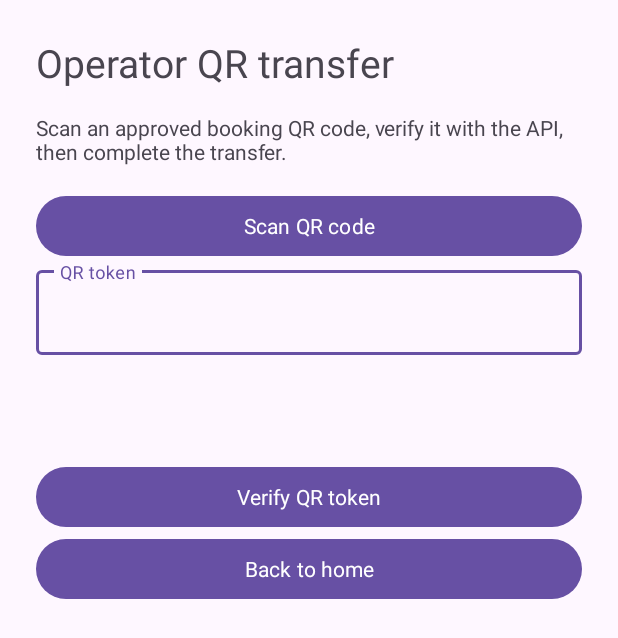
After one commit to SanujiSilva/Smart-Solar-Microgrid-Trading-System, an Android app: the layout activity_operator_qr.xml on its own in the app's theme, with its tools: preview values and no code run, on a phone screen of 412 x 824 dp. The commit adds this screen. Shown: the top 638 px of the screen. Run offline under Robolectric (Android 15) with nearby library versions, the light colour scheme and no system bars.

Commit message:
developed QR generation , scanning and operator workflow

```diff
--- a/android/app/build.gradle.kts
+++ b/android/app/build.gradle.kts
@@ -55,4 +55,6 @@ dependencies {
     implementation("com.squareup.okhttp3:logging-interceptor:4.12.0")
     implementation("com.google.android.gms:play-services-maps:19.0.0")
     implementation("com.google.android.gms:play-services-location:21.3.0")
+    implementation("com.google.zxing:core:3.5.3")
+    implementation("com.journeyapps:zxing-android-embedded:4.3.0")
 }
--- a/android/app/src/main/AndroidManifest.xml
+++ b/android/app/src/main/AndroidManifest.xml
@@ -3,6 +3,9 @@
     <uses-permission android:name="android.permission.INTERNET" />
     <uses-permission android:name="android.permission.ACCESS_COARSE_LOCATION" />
     <uses-permission android:name="android.permission.ACCESS_FINE_LOCATION" />
+    <uses-permission android:name="android.permission.CAMERA" />
+
+    <uses-feature android:name="android.hardware.camera" android:required="false" />
 
     <application
         android:allowBackup="true"
@@ -18,6 +21,8 @@
         <activity android:name=".booking.StationDetailsActivity" android:exported="false" />
         <activity android:name=".booking.BookingsActivity" android:exported="false" />
         <activity android:name=".booking.BookingEditorActivity" android:exported="false" />
+        <activity android:name=".qr.ProsumerQrActivity" android:exported="false" />
+        <activity android:name=".qr.OperatorQrActivity" android:exported="false" />
         <activity android:name=".NearbyStationsActivity" android:exported="false" />
         <activity android:name=".LoginActivity" android:exported="false" />
         <activity
--- a/android/app/src/main/java/com/smartsolar/microgrid/data/remote/ApiClient.kt
+++ b/android/app/src/main/java/com/smartsolar/microgrid/data/remote/ApiClient.kt
@@ -11,6 +11,8 @@ object ApiClient {
     fun authService(context: Context): AuthApiService = retrofit(context).create(AuthApiService::class.java)
 
     fun bookingService(context: Context): BookingApiService = retrofit(context, false).create(BookingApiService::class.java)
+
+    fun qrService(context: Context): QrApiService = retrofit(context, false).create(QrApiService::class.java)
 
     private fun retrofit(context: Context, retryConnections: Boolean = true): Retrofit {
         val tokenStore = SecureTokenStore(context.applicationContext)
--- a/android/app/src/main/res/layout/activity_booking_editor.xml
+++ b/android/app/src/main/res/layout/activity_booking_editor.xml
@@ -28,6 +28,9 @@
         <com.google.android.material.button.MaterialButton android:id="@+id/cancelButton"
             android:layout_width="match_parent" android:layout_height="wrap_content"
             android:text="@string/cancel_booking" android:visibility="gone" />
+        <com.google.android.material.button.MaterialButton android:id="@+id/qrButton"
+            android:layout_width="match_parent" android:layout_height="wrap_content"
+            android:text="@string/show_qr" android:visibility="gone" />
         <com.google.android.material.button.MaterialButton android:id="@+id/refreshButton"
             android:layout_width="match_parent" android:layout_height="wrap_content"
             android:text="@string/reload_booking"  />
--- a/android/app/src/main/res/layout/activity_main.xml
+++ b/android/app/src/main/res/layout/activity_main.xml
@@ -75,5 +75,8 @@
         <com.google.android.material.button.MaterialButton android:id="@+id/newBookingButton"
             android:layout_width="match_parent" android:layout_height="wrap_content"
             android:text="@string/new_booking" android:visibility="gone" />
+        <com.google.android.material.button.MaterialButton android:id="@+id/operatorQrButton"
+            android:layout_width="match_parent" android:layout_height="wrap_content"
+            android:text="@string/operator_qr" android:visibility="gone" />
     </LinearLayout>
 </ScrollView>
--- /dev/null
+++ b/android/app/src/main/res/layout/activity_operator_qr.xml
@@ -0,0 +1,67 @@
+<?xml version="1.0" encoding="utf-8"?>
+<ScrollView xmlns:android="http://schemas.android.com/apk/res/android"
+    android:layout_width="match_parent"
+    android:layout_height="match_parent"
+    android:padding="24dp">
+    <LinearLayout
+        android:layout_width="match_parent"
+        android:layout_height="wrap_content"
+        android:orientation="vertical">
+        <TextView
+            android:layout_width="match_parent"
+            android:layout_height="wrap_content"
+            android:text="@string/operator_qr"
+            android:textSize="26sp" />
+        <TextView
+            android:layout_width="match_parent"
+            android:layout_height="wrap_content"
+            android:paddingVertical="16dp"
+            android:text="@string/operator_qr_help" />
+        <com.google.android.material.button.MaterialButton
+            android:id="@+id/scanButton"
+            android:layout_width="match_parent"
+            android:layout_height="wrap_content"
+            android:text="@string/scan_qr" />
+        <com.google.android.material.textfield.TextInputLayout
+            android:layout_width="match_parent"
+            android:layout_height="wrap_content"
+            android:hint="@string/qr_token">
+            <com.google.android.material.textfield.TextInputEditText
+                android:id="@+id/tokenInput"
+                android:layout_width="match_parent"
+                android:layout_height="wrap_content"
+                android:inputType="textVisiblePassword|textNoSuggestions" />
+        </com.google.android.material.textfield.TextInputLayout>
+        <ProgressBar
+            android:id="@+id/progressBar"
+            android:layout_width="wrap_content"
+            android:layout_height="wrap_content"
+            android:visibility="gone" />
+        <TextView
+            android:id="@+id/messageText"
+            android:layout_width="match_parent"
+            android:layout_height="wrap_content"
+            android:accessibilityLiveRegion="polite" />
+        <TextView
+            android:id="@+id/summaryText"
+            android:layout_width="match_parent"
+            android:layout_height="wrap_content"
+            android:paddingVertical="16dp" />
+        <com.google.android.material.button.MaterialButton
+            android:id="@+id/verifyButton"
+            android:layout_width="match_parent"
+            android:layout_height="wrap_content"
+            android:text="@string/verify_qr" />
+        <com.google.android.material.button.MaterialButton
+            android:id="@+id/completeButton"
+            android:layout_width="match_parent"
+            android:layout_height="wrap_content"
+            android:text="@string/complete_transfer"
+            android:visibility="gone" />
+        <com.google.android.material.button.MaterialButton
+            android:id="@+id/backButton"
+            android:layout_width="match_parent"
+            android:layout_height="wrap_content"
+            android:text="@string/back_to_home" />
+    </LinearLayout>
+</ScrollView>
--- a/android/app/src/main/res/values/strings.xml
+++ b/android/app/src/main/res/values/strings.xml
@@ -21,6 +21,7 @@
     <string name="account_status">%1$s · %2$s</string>
     <string name="dashboard_summary">Your reservations\n\nPending: %1$d\nUpcoming approved: %2$d\nToday (UTC): %3$d\nTransfers completed today (UTC): %4$d\n\nMicrogrid availability\n\nActive stations: %5$d\nOpen slots: %6$d\nAvailable energy: %7$s kWh</string>
     <string name="staff_home">Your staff account is signed in. Use the web portal for staff management.</string>
+    <string name="operator_home">Your Grid Operator account is signed in. Scan approved booking QR codes to verify and complete transfers.</string>
     <string name="deactivation_pending">Your deactivation request is awaiting Backoffice review.</string>
     <string name="contact_required">Enter your full name, email and phone.</string>
     <string name="profile_saved">Profile saved.</string>
@@ -103,6 +104,23 @@
     <string name="booking_not_found">This booking or slot could not be found. Return to your bookings and refresh.</string>
     <string name="create_outcome_unknown">The booking result could not be confirmed. Check My bookings before starting another booking. This request will not be submitted again automatically.</string>
     <string name="change_outcome_unknown">The change could not be confirmed. Reload the latest details before trying another change.</string>
+    <string name="show_qr">Show QR code</string>
+    <string name="booking_qr">Booking QR code</string>
+    <string name="reissue_qr">Refresh QR code</string>
+    <string name="qr_ready">Show this QR code to the Grid Operator at transfer time.</string>
+    <string name="operator_qr">Operator QR transfer</string>
+    <string name="operator_qr_help">Scan an approved booking QR code, verify it with the API, then complete the transfer.</string>
+    <string name="scan_qr">Scan QR code</string>
+    <string name="scan_qr_prompt">Place the booking QR code inside the scanner frame.</string>
+    <string name="scan_cancelled">Scan cancelled.</string>
+    <string name="qr_token">QR token</string>
+    <string name="qr_token_required">Scan a QR code or enter a valid token.</string>
+    <string name="verify_qr">Verify QR token</string>
+    <string name="qr_verified">QR token verified. Review the reservation before completing the transfer.</string>
+    <string name="qr_invalid">The QR token is invalid.</string>
+    <string name="complete_transfer">Complete transfer</string>
+    <string name="confirm_complete_transfer">Complete this energy transfer? This action consumes the QR token and cannot be repeated.</string>
+    <string name="transfer_completed">Transfer completed.</string>
     <string-array name="booking_views"><item>Current bookings</item><item>Pending bookings</item><item>Booking history</item><item>Search bookings</item></string-array>
     <string-array name="booking_statuses"><item>All statuses</item><item>PENDING</item><item>APPROVED</item><item>CANCELLED</item><item>COMPLETED</item><item>REJECTED</item></string-array>
 </resources>
```
Also changed, not shown: android/app/src/main/java/com/smartsolar/microgrid/MainActivity.kt (+8 -0 lines), android/app/src/main/java/com/smartsolar/microgrid/booking/BookingEditorActivity.kt (+9 -0 lines), android/app/src/main/java/com/smartsolar/microgrid/data/remote/QrApiService.kt (added, +21 -0 lines), android/app/src/main/java/com/smartsolar/microgrid/qr/OperatorQrActivity.kt (added, +103 -0 lines), android/app/src/main/java/com/smartsolar/microgrid/qr/ProsumerQrActivity.kt (added, +42 -0 lines), android/app/src/main/java/com/smartsolar/microgrid/qr/QrPresentation.kt (added, +35 -0 lines), android/app/src/main/res/layout/activity_prosumer_qr.xml (added, +47 -0 lines), 6 other files.
